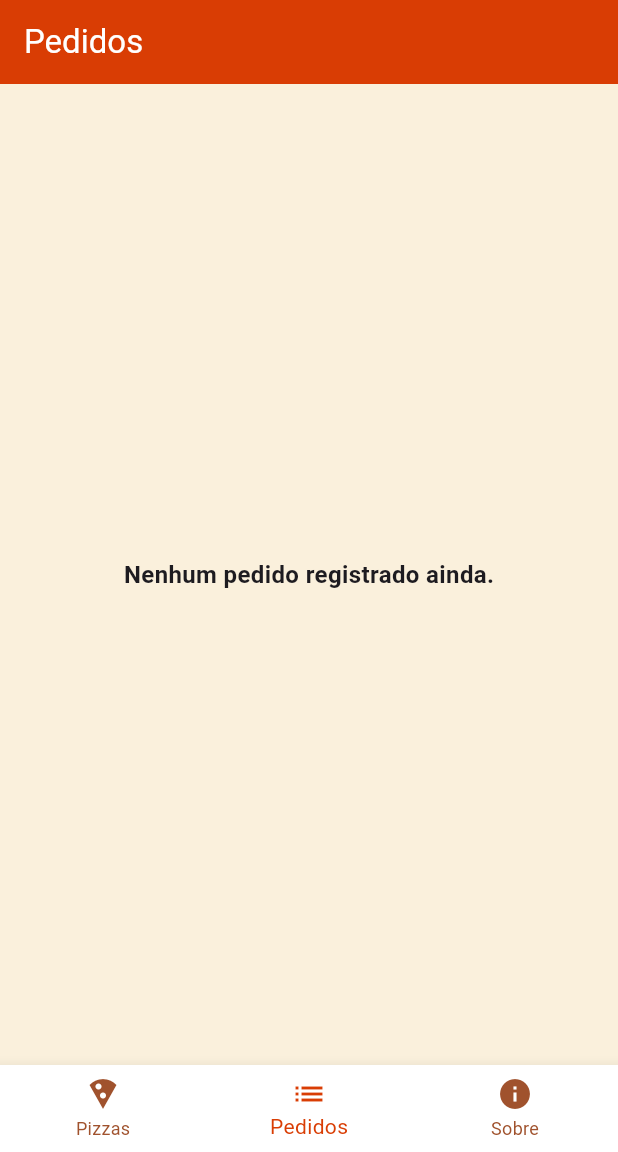
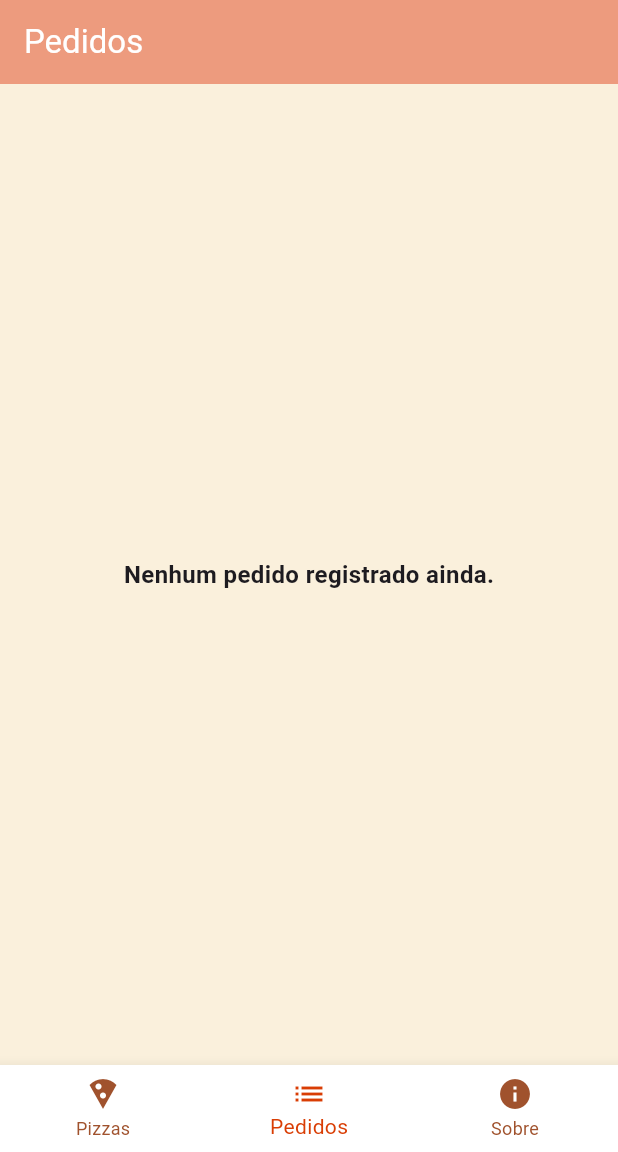
Before and after one commit to rafaeldonascimento2/AplicativoFlutter, a Flutter app: the HomeScreen screen opened directly, item 2 of the bottom bar chosen, on a phone screen of 412 x 824 dp, the part 84-1236 px from its top. Run offline on Flutter 3.47's test engine with Material 3 defaults, Android fonts, the phone set to English and light mode, and no system bars; our stand-ins replace device_preview.

Commit message:
modificando algumas coisas

```diff
--- a/lib/models/pizza.dart
+++ b/lib/models/pizza.dart
@@ -1,7 +1,7 @@
 class Pizza {
   String name;
   double price;
-  int quantity; // 🔹 Remova "final" para permitir alteração
+  int quantity;
   String size;
   String crust;
   String observation;
--- a/lib/screens/about_screen.dart
+++ b/lib/screens/about_screen.dart
@@ -7,6 +7,7 @@ class AboutScreen extends StatelessWidget {
     return Scaffold(
       appBar: AppBar(
         title: Text('Sobre o App'),
+        backgroundColor: Color.fromARGB(185, 232, 123, 90), // Cor suavizada da AppBar
         leading: IconButton(
           icon: Icon(Icons.arrow_back),
           onPressed: () {
--- a/lib/screens/login_screen.dart
+++ b/lib/screens/login_screen.dart
@@ -16,6 +16,7 @@ class _LoginScreenState extends State<LoginScreen> {
   @override
   Widget build(BuildContext context) {
     return Scaffold(
+      backgroundColor: Color.fromARGB(255, 242, 215, 160), // Fundo bege claro
       body: Center(
         child: Padding(
           padding: const EdgeInsets.all(16.0),
@@ -27,7 +28,7 @@ class _LoginScreenState extends State<LoginScreen> {
                 Image.asset(
                   'assets/logo.png',
                   height: 200,
-                  width: 200,  //arruma logo do app
+                  width: 200,
                   fit: BoxFit.contain,
                   errorBuilder: (context, error, stackTrace) => Icon(Icons.error, size: 100),
                 ),
@@ -42,6 +43,7 @@ class _LoginScreenState extends State<LoginScreen> {
                     return null;
                   },
                 ),
+                SizedBox(height: 12),
                 TextFormField(
                   controller: passwordController,
                   decoration: InputDecoration(labelText: 'Senha'),
--- a/lib/screens/orders_screen.dart
+++ b/lib/screens/orders_screen.dart
@@ -9,7 +9,10 @@ class OrdersScreen extends StatelessWidget {
   @override
   Widget build(BuildContext context) {
     return Scaffold(
-      appBar: AppBar(title: Text("Pedidos")),
+      appBar: AppBar(
+        title: Text("Pedidos"),
+         backgroundColor: Color.fromARGB(185, 232, 123, 90), // Cor suavizada
+      ),
       body: orders.isEmpty
           ? Center(
               child: Text(
--- a/lib/widgets/pizza_list_screen.dart
+++ b/lib/widgets/pizza_list_screen.dart
@@ -1,5 +1,5 @@
 import 'package:flutter/material.dart';
-import '../screens/pizza_details_screen.dart'; // Certifique-se de que este arquivo existe
+import '../screens/pizza_details_screen.dart';
 
 class PizzaListScreen extends StatelessWidget {
   final Function(String, double, int, String, String, String) addToCart;
```
Also changed, not shown: lib/main.dart (+20 -10 lines), assets/logo.png.
